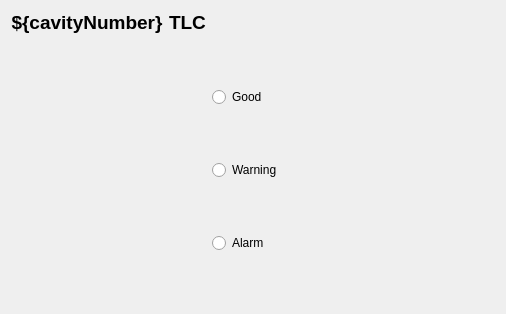
The window that Derikka/EmbeddedSingleCavity.ui (slaclab/cavityDisplay) describes before a commit, drawn with Qt 5.
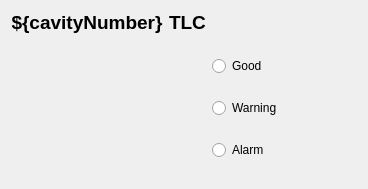
The same window after the commit. Custom widgets are drawn as their Qt base class.

Patch:
```diff
--- a/Derikka/EmbeddedSingleCavity.ui
+++ b/Derikka/EmbeddedSingleCavity.ui
@@ -6,16 +6,31 @@
    <rect>
     <x>0</x>
     <y>0</y>
-    <width>506</width>
-    <height>314</height>
+    <width>368</width>
+    <height>189</height>
    </rect>
   </property>
+  <property name="sizePolicy">
+   <sizepolicy hsizetype="Preferred" vsizetype="Preferred">
+    <horstretch>0</horstretch>
+    <verstretch>0</verstretch>
+   </sizepolicy>
+  </property>
   <property name="windowTitle">
    <string>Form</string>
   </property>
   <layout class="QFormLayout" name="formLayout">
    <item row="0" column="0">
-    <layout class="QGridLayout" name="gridLayout">
+    <layout class="QGridLayout" name="gridLayout" rowstretch="0,0">
+     <property name="sizeConstraint">
+      <enum>QLayout::SetDefaultConstraint</enum>
+     </property>
+     <property name="bottomMargin">
+      <number>0</number>
+     </property>
+     <property name="horizontalSpacing">
+      <number>6</number>
+     </property>
      <item row="1" column="0">
       <widget class="PyDMDrawingPolygon" name="cavityShape">
        <property name="sizePolicy">
```
